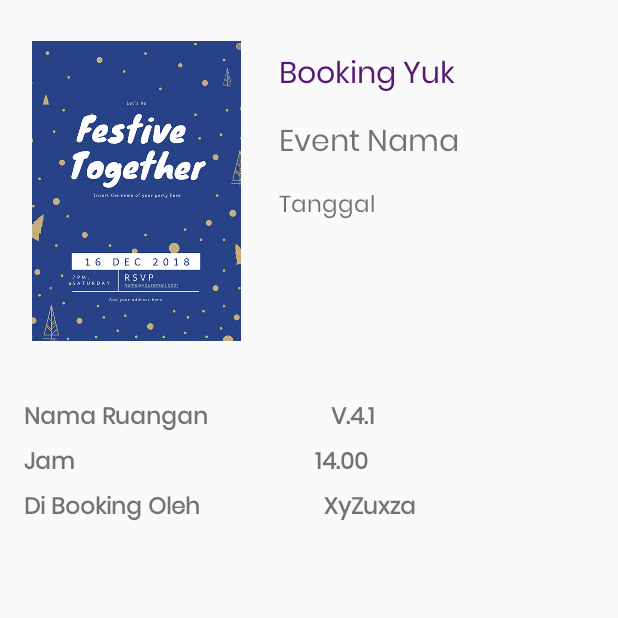
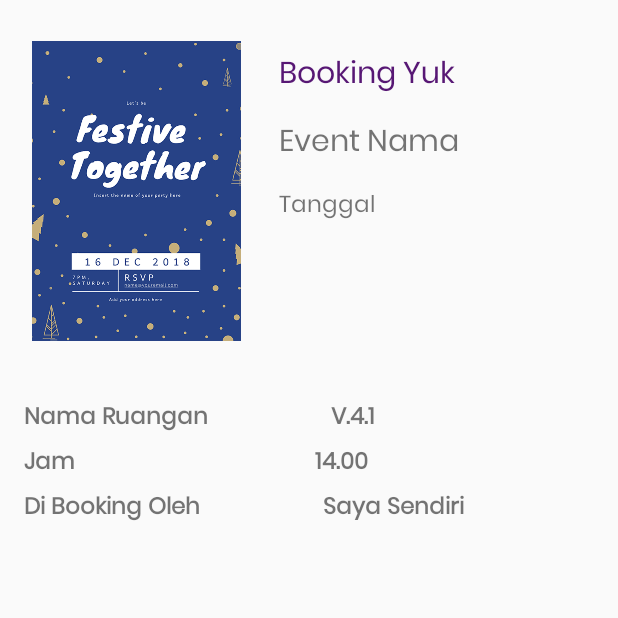
Before and after one commit to zzulfiqor/PAM_BookingApp, an Android app: the PesananFinal screen opened directly, with no data from a screen before it, on a phone screen of 412 x 824 dp, the top half of it. Run offline under Robolectric (Android 15) with nearby library versions, the phone set to English and light mode, and no system bars.

Commit message:
Merge remote-tracking branch 'origin/master'
# Conflicts:
#	app/src/main/res/layout/activity_description.xml

```diff
--- a/app/src/main/res/layout/activity_pesanan_final.xml
+++ b/app/src/main/res/layout/activity_pesanan_final.xml
@@ -141,7 +141,7 @@
             android:layout_height="wrap_content"
             android:layout_marginStart="80dp"
             android:layout_marginTop="4dp"
-            android:text="XyZuxza"
+            android:text="Saya Sendiri"
             android:textSize="15sp"
             android:textStyle="bold"
             app:layout_constraintEnd_toEndOf="parent"
```
